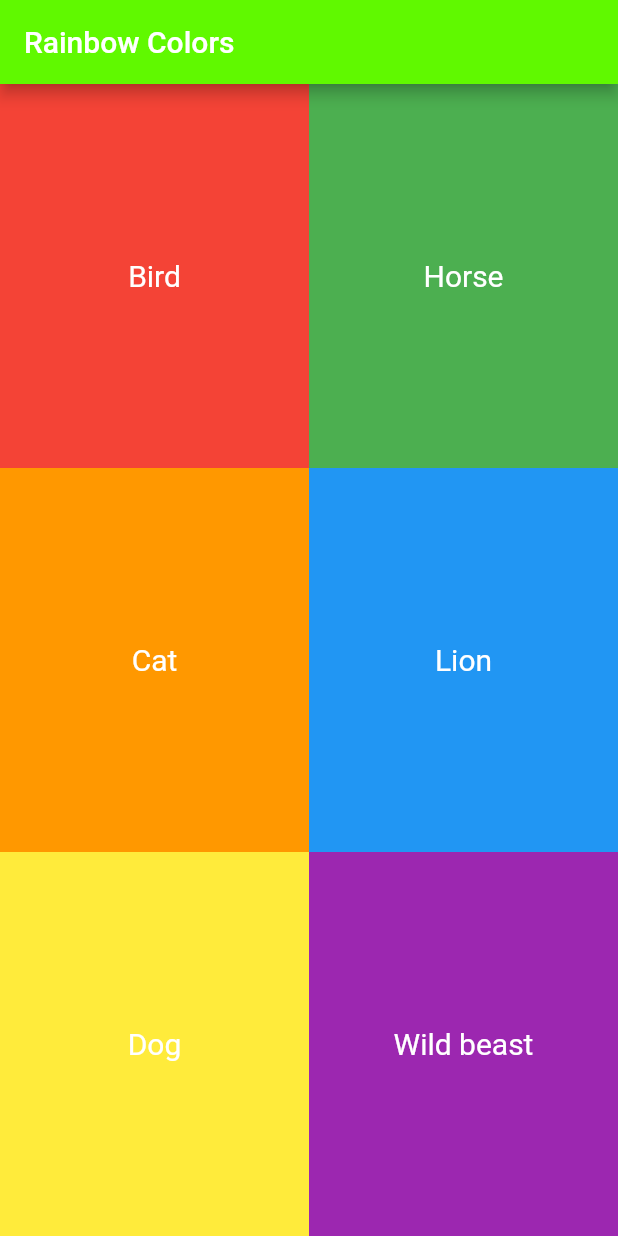
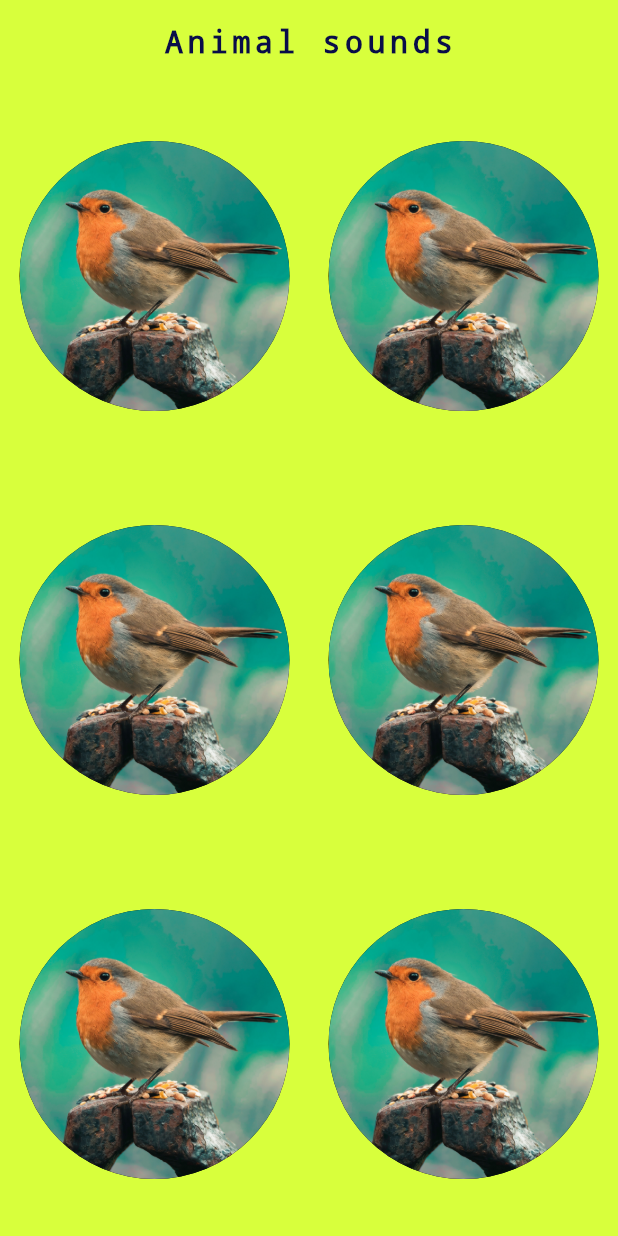
Before and after one commit to IvannaKozak/animal_sounds_app, a Flutter app: the screen it shows after launch, on a phone screen of 412 x 824 dp. Run offline on Flutter 3.47's test engine with Material 2 defaults, Android fonts, the phone set to English and light mode, and no system bars; our stand-ins replace audioplayers.

Commit message:
some changes

```diff
--- a/lib/main.dart
+++ b/lib/main.dart
@@ -10,8 +10,10 @@ class RainbowApp extends StatelessWidget {
       debugShowCheckedModeBanner: false,
       theme: ThemeData.dark().copyWith(
         appBarTheme: AppBarTheme(
-          backgroundColor: Color.fromARGB(255, 96, 249, 0),
-        ),
+            elevation: 0.0,
+            backgroundColor: Color.fromARGB(
+                255, 216, 255, 60) //Color.fromARGB(255, 96, 249, 0),
+            ),
         scaffoldBackgroundColor: Colors.white,
       ), // Define the default brightness and colors
       home: MainPage(),
--- a/lib/main_page.dart
+++ b/lib/main_page.dart
@@ -18,7 +18,17 @@ class _MainPageState extends State<MainPage> {
   Widget build(BuildContext context) {
     return Scaffold(
         appBar: AppBar(
-          title: Text('Rainbow Colors'),
+          title: Align(
+            alignment: Alignment.center,
+            child: Text(
+              'Animal sounds',
+              style: TextStyle(
+                  color: Color.fromARGB(255, 9, 13, 73),
+                  fontFamily: 'Monospace',
+                  fontWeight: FontWeight.bold,
+                  letterSpacing: 3.0),
+            ),
+          ),
         ),
         body: Row(
           mainAxisAlignment: MainAxisAlignment.center,
@@ -31,7 +41,7 @@ class _MainPageState extends State<MainPage> {
                   children: <Widget>[
                     Expanded(
                         child: RainbowButton(
-                      backgroundImage: AssetImage('images/bird.jpg'),
+                      animalImage: AssetImage('images/bird.jpg'),
                       text: 'Bird',
                       colour: Colors.red,
                       onClicked: () {
@@ -41,6 +51,7 @@ class _MainPageState extends State<MainPage> {
                     )),
                     Expanded(
                         child: RainbowButton(
+                      animalImage: AssetImage('images/bird.jpg'),
                       text: 'Cat',
                       colour: Colors.orange,
                       onClicked: () {
@@ -50,6 +61,7 @@ class _MainPageState extends State<MainPage> {
                     )),
                     Expanded(
                         child: RainbowButton(
+                      animalImage: AssetImage('images/bird.jpg'),
                       text: 'Dog',
                       colour: Colors.yellow,
                       onClicked: () {
@@ -65,6 +77,7 @@ class _MainPageState extends State<MainPage> {
                   children: <Widget>[
                     Expanded(
                         child: RainbowButton(
+                      animalImage: AssetImage('images/bird.jpg'),
                       text: 'Horse',
                       colour: Colors.green,
                       onClicked: () {
@@ -74,6 +87,7 @@ class _MainPageState extends State<MainPage> {
                     )),
                     Expanded(
                         child: RainbowButton(
+                      animalImage: AssetImage('images/bird.jpg'),
                       text: 'Lion',
                       colour: Colors.blue,
                       onClicked: () {
@@ -83,6 +97,7 @@ class _MainPageState extends State<MainPage> {
                     )),
                     Expanded(
                         child: RainbowButton(
+                      animalImage: AssetImage('images/bird.jpg'),
                       text: 'Wild beast',
                       colour: Colors.purple,
                       onClicked: () {
@@ -101,22 +116,23 @@ const kMainTextStyle = TextStyle(fontSize: 20.0, color: Colors.white);
 
 class RainbowButton extends StatelessWidget {
   RainbowButton(
-      {this.onClicked, this.text, this.colour, AssetImage backgroundImage});
+      {@required this.onClicked, this.text, this.colour, this.animalImage});
   final Function onClicked;
   final String text;
   final Color colour;
+  final AssetImage animalImage;
 
   @override
   Widget build(BuildContext context) {
     return RawMaterialButton(
       elevation: 0.0,
-      child: Text(
-        text,
-        style: kMainTextStyle,
+      child: CircleAvatar(
+        radius: 90.0,
+        backgroundImage: animalImage,
       ),
       onPressed: onClicked,
       //shape: CircleBorder(),
-      fillColor: colour,
+      fillColor: Color.fromARGB(255, 216, 255, 60),
     );
   }
 }
```
